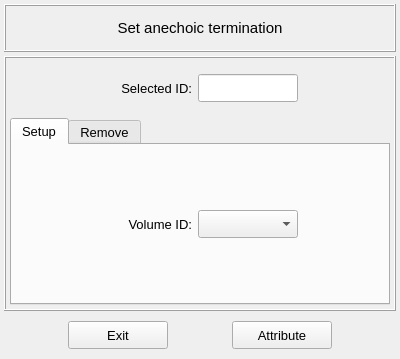
Before: the Qt Designer form vibra/interface/data/ui_files/model/setup/acoustic/set_anechoic_termination_input.ui in MOPT-UFSC/VIBRA, drawn with Qt 5.
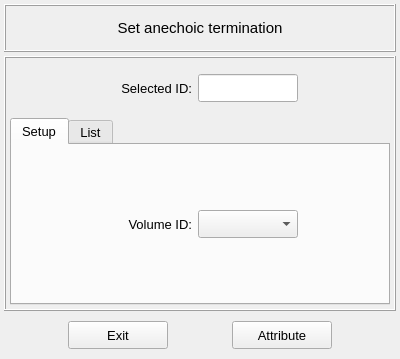
After: the same form once the commit is applied.

Commit message: Rename Remove by List tabs

What changed in the file:
```diff
--- a/vibra/interface/data/ui_files/model/setup/acoustic/set_anechoic_termination_input.ui
+++ b/vibra/interface/data/ui_files/model/setup/acoustic/set_anechoic_termination_input.ui
@@ -305,7 +305,7 @@
         </widget>
         <widget class="QWidget" name="tab_remove">
          <attribute name="title">
-          <string>Remove</string>
+          <string>List</string>
          </attribute>
          <layout class="QGridLayout" name="gridLayout_9">
           <property name="leftMargin">
```
Left out of the diff: 2 changed lines with no effect on the pictures. The commit also changes 17 other files.
